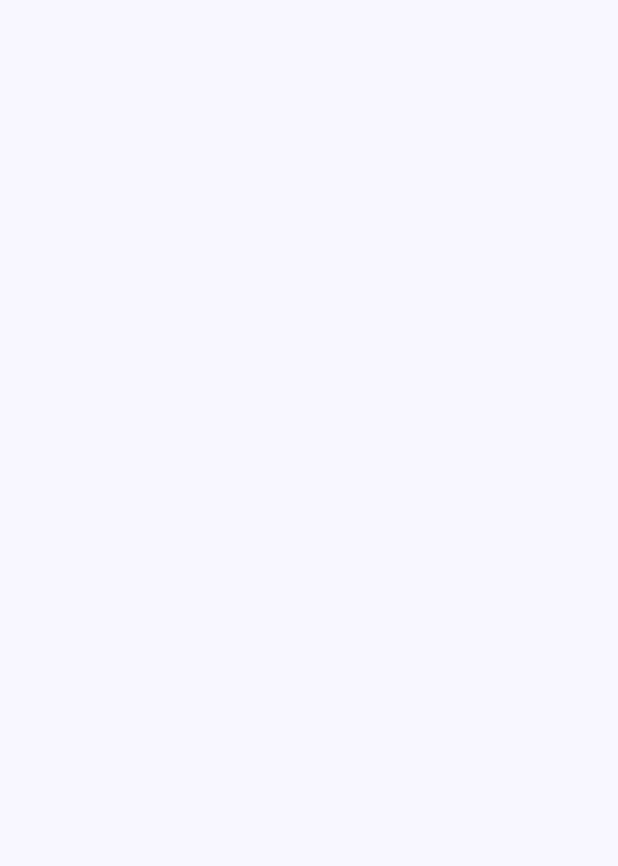
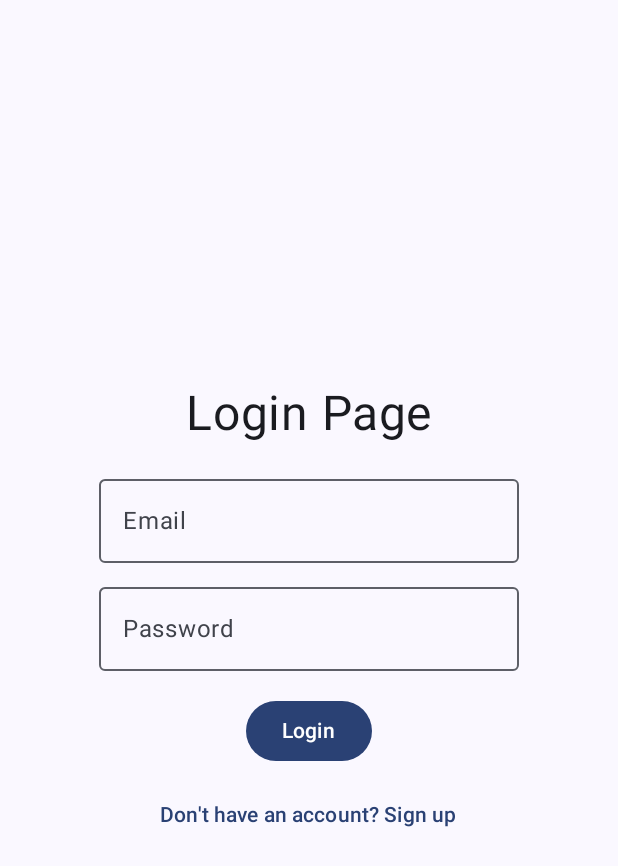
Before and after one commit to BrooneJ/FirebaseAuthDemo, an Android app built with Jetpack Compose: the screen it shows after launch (MainActivity), on a phone screen of 412 x 824 dp. Before the commit the part shown is empty. Shown: the top 866 px of the screen. Run offline under Robolectric (Android 15) with nearby library versions, the phone set to English and light mode, and no system bars.

Commit message:
style: Styling Login page and Signup page

```diff
--- a/app/src/main/java/com/example/firebaseauthdemoapp/MainActivity.kt
+++ b/app/src/main/java/com/example/firebaseauthdemoapp/MainActivity.kt
@@ -4,6 +4,7 @@ import android.os.Bundle
 import androidx.activity.ComponentActivity
 import androidx.activity.compose.setContent
 import androidx.activity.enableEdgeToEdge
+import androidx.activity.viewModels
 import androidx.compose.foundation.layout.fillMaxSize
 import androidx.compose.foundation.layout.padding
 import androidx.compose.material3.Scaffold
@@ -17,9 +18,16 @@ class MainActivity : ComponentActivity() {
     override fun onCreate(savedInstanceState: Bundle?) {
         super.onCreate(savedInstanceState)
         enableEdgeToEdge()
+
+        val authViewModel: AuthViewModel by viewModels()
+
         setContent {
             FirebaseAuthDemoAppTheme {
-                Scaffold(modifier = Modifier.fillMaxSize()) {
+                Scaffold(modifier = Modifier.fillMaxSize()) { innerPadding ->
+                    MyAppNavigation(
+                        modifier = Modifier.padding(innerPadding),
+                        authViewModel = authViewModel
+                    )
                 }
             }
         }
--- a/app/src/main/java/com/example/firebaseauthdemoapp/pages/LoginPage.kt
+++ b/app/src/main/java/com/example/firebaseauthdemoapp/pages/LoginPage.kt
@@ -1,9 +1,75 @@
 package com.example.firebaseauthdemoapp.pages
 
+import androidx.compose.foundation.layout.Arrangement
+import androidx.compose.foundation.layout.Column
+import androidx.compose.foundation.layout.Spacer
+import androidx.compose.foundation.layout.fillMaxSize
+import androidx.compose.foundation.layout.height
+import androidx.compose.material3.Button
+import androidx.compose.material3.OutlinedTextField
+import androidx.compose.material3.Text
+import androidx.compose.material3.TextButton
 import androidx.compose.runtime.Composable
+import androidx.compose.runtime.getValue
+import androidx.compose.runtime.mutableStateOf
+import androidx.compose.runtime.remember
+import androidx.compose.runtime.setValue
+import androidx.compose.ui.Alignment
 import androidx.compose.ui.Modifier
+import androidx.compose.ui.unit.dp
+import androidx.compose.ui.unit.sp
 import androidx.navigation.NavController
 import com.example.firebaseauthdemoapp.AuthViewModel
 
 @Composable
-fun LoginPage(modifier: Modifier = Modifier, navController: NavController, authViewModel: AuthViewModel) {}
+fun LoginPage(
+    modifier: Modifier = Modifier,
+    navController: NavController,
+    authViewModel: AuthViewModel
+) {
+    var email by remember {
+        mutableStateOf("")
+    }
+
+    var password by remember {
+        mutableStateOf("")
+    }
+
+    Column(
+        modifier = modifier.fillMaxSize(),
+        verticalArrangement = Arrangement.Center,
+        horizontalAlignment = Alignment.CenterHorizontally,
+    ) {
+       Text(text = "Login Page", fontSize = 32.sp)
+
+       Spacer(modifier = Modifier.height(16.dp))
+
+       OutlinedTextField(
+           value = email,
+           onValueChange = { email = it },
+           label = { Text("Email") }
+       )
+
+        Spacer(modifier = Modifier.height(8.dp))
+
+        OutlinedTextField(
+            value = password,
+            onValueChange = { password = it },
+            label = { Text("Password") }
+        )
+
+        Spacer(modifier = Modifier.height(16.dp))
+
+        Button(onClick = { /*TODO*/ }) {
+            Text("Login")
+        }
+
+        Spacer(modifier = Modifier.height(8.dp))
+
+        TextButton(onClick = {
+            navController.navigate("signup")
+        }) {
+            Text(text = "Don't have an account? Sign up")
+        }
+    }
+}
```
Also changed, not shown: app/src/main/java/com/example/firebaseauthdemoapp/pages/SignupPage.kt (+66 -1 lines).
